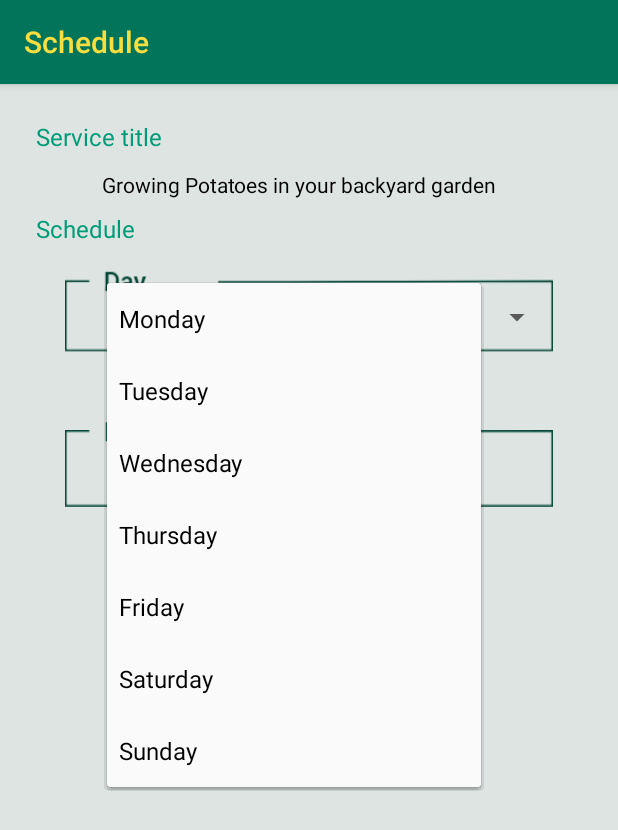
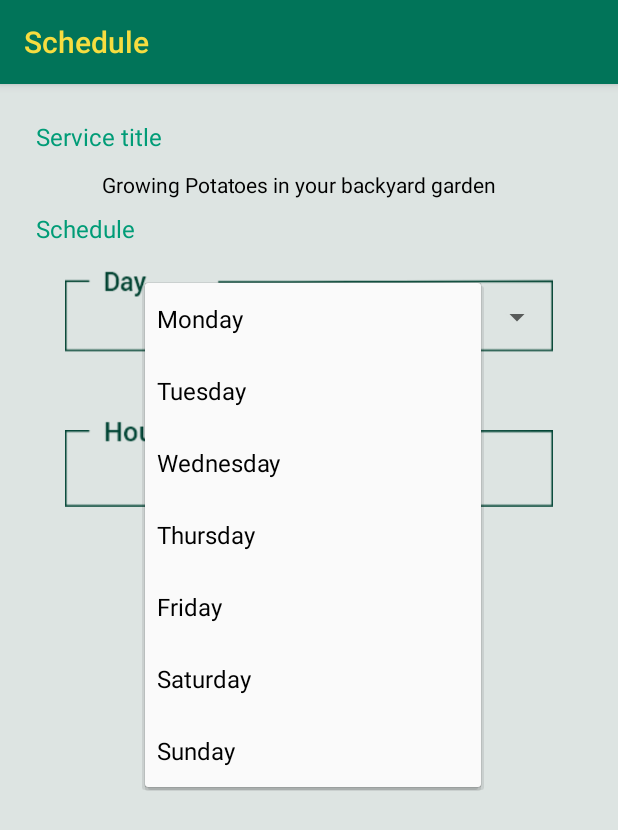
Before and after one commit to Gesraha101/SkillPlus, an Android app: the ScheduleActivity screen opened directly, with no data from a screen before it, after a tap on "Monday", on a phone screen of 412 x 824 dp. Shown: the top 830 px of the screen. Run offline under Robolectric (Android 15) with nearby library versions, the phone set to English and light mode, and no system bars; 2 statements that could not run were skipped.

Commit message:
Fixed some UI flaws

```diff
--- a/app/src/main/res/layout/activity_schedule.xml
+++ b/app/src/main/res/layout/activity_schedule.xml
@@ -32,9 +32,10 @@
             android:background="#DDE4E2" android:id="@+id/constraintLayout">
 
         <ScrollView
+                android:id="@+id/mScrollView"
                 android:layout_width="match_parent"
                 android:layout_height="match_parent"
-                android:fillViewport="true">
+                android:fillViewport="true" tools:layout_editor_absoluteY="0dp" tools:layout_editor_absoluteX="0dp">
 
             <android.support.constraint.ConstraintLayout
                     android:layout_width="match_parent"
@@ -53,7 +54,7 @@
                         tools:ignore="MissingConstraints"
                         android:layout_marginEnd="8dp" app:layout_constraintEnd_toEndOf="parent"
                         android:layout_marginStart="8dp" app:layout_constraintStart_toStartOf="parent"
-                        android:layout_marginTop="28dp" app:layout_constraintTop_toBottomOf="@+id/rV_Schedule"
+                        android:layout_marginTop="30dp" app:layout_constraintTop_toBottomOf="@+id/rV_Schedule"
                         app:layout_constraintHorizontal_bias="0.496"/>
                 <TextView
                         android:text="@string/service_title"
@@ -116,6 +117,7 @@
                         android:layout_width="297dp"
                         android:layout_height="46dp"
                         android:textAlignment="center"
+                        android:paddingLeft="25dp"
                         android:layout_alignParentTop="true"
                         app:layout_constraintEnd_toEndOf="@+id/eT_Days"
                         app:layout_constraintBottom_toBottomOf="@+id/eT_Days"
@@ -124,7 +126,9 @@
                         android:id="@+id/rV_Schedule"
                         android:layout_width="323dp"
                         android:layout_height="wrap_content"
-                        android:layout_marginTop="20dp" app:layout_constraintTop_toBottomOf="@+id/btn_add_to_schedule"
+                        android:layout_marginTop="20dp"
+                        android:layout_marginBottom="20dp"
+                        app:layout_constraintTop_toBottomOf="@+id/btn_add_to_schedule"
                         app:layout_constraintEnd_toEndOf="parent" android:layout_marginEnd="8dp"
                         app:layout_constraintStart_toStartOf="parent" android:layout_marginStart="8dp"/>
                 <ImageView
```
Also changed, not shown: app/src/main/java/com/example/lost/skillplus/views/activities/AddFormActivity.kt (+6 -2 lines), app/src/main/java/com/example/lost/skillplus/views/activities/ScheduleActivity.kt (+2 -5 lines), app/src/main/res/layout/activity_add_form.xml (+5 -2 lines).
